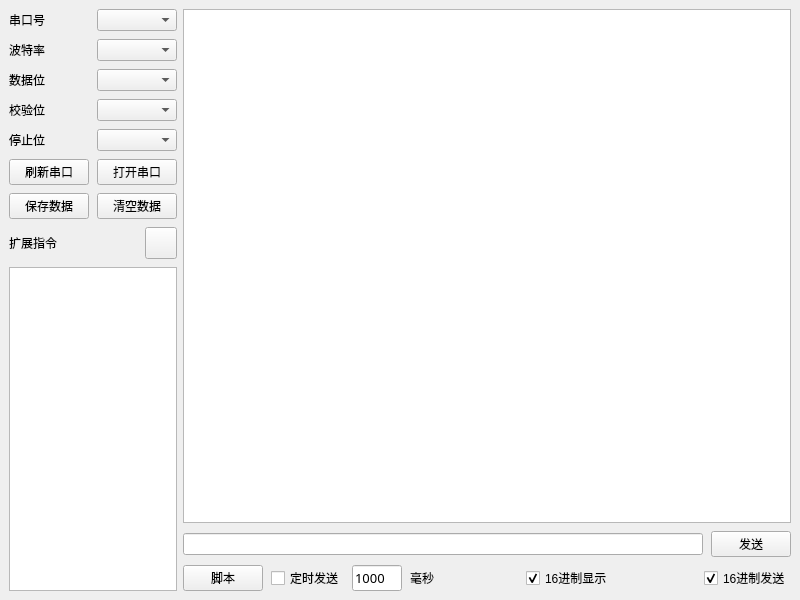
This is MainWindow.ui in AndroidCoderPeng/SerialPortDebugger as Qt 5 draws it before an edit. The edited form follows.
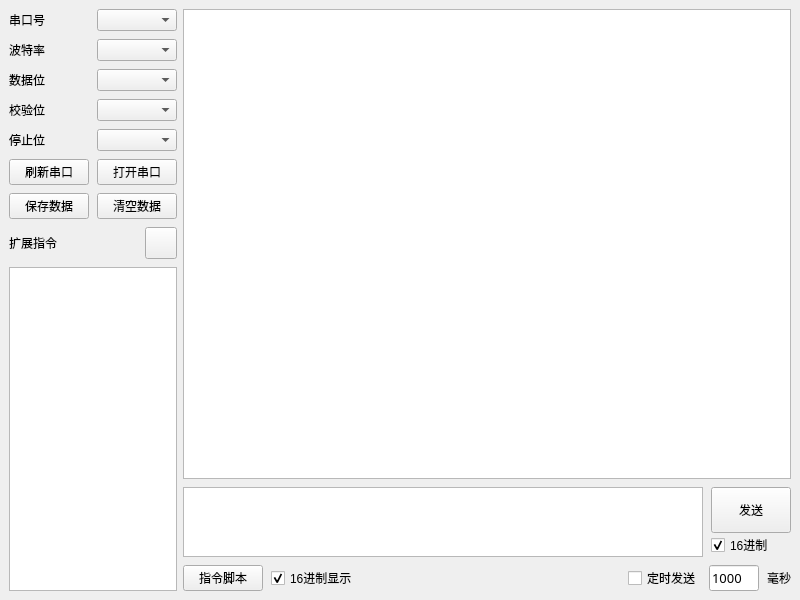
This is the edited form. Icons and pictures are not drawn.

Commit message: feat(MainWindow): 将用户输入框从QLineEdit更改为QTextEdit，更新样式以改善用户体验

Diff of the .ui file:
```diff
--- a/MainWindow.ui
+++ b/MainWindow.ui
@@ -135,7 +135,7 @@
      </layout>
     </item>
     <item>
-     <layout class="QVBoxLayout" name="verticalLayout" stretch="8,1,1">
+     <layout class="QVBoxLayout" name="verticalLayout" stretch="8,1,0">
       <property name="spacing">
        <number>8</number>
       </property>
@@ -152,18 +152,41 @@
          <number>8</number>
         </property>
         <item>
-         <widget class="QLineEdit" name="userInputView">
-          <property name="clearButtonEnabled">
+         <widget class="QTextEdit" name="userInputView">
+          <property name="clearButtonEnabled" stdset="0">
            <bool>true</bool>
           </property>
          </widget>
         </item>
         <item>
-         <widget class="QPushButton" name="sendDataButton">
-          <property name="text">
-           <string>发送</string>
+         <layout class="QVBoxLayout" name="verticalLayout_2">
+          <property name="spacing">
+           <number>0</number>
           </property>
-         </widget>
+          <item>
+           <widget class="QPushButton" name="sendDataButton">
+            <property name="sizePolicy">
+             <sizepolicy hsizetype="Minimum" vsizetype="Expanding">
+              <horstretch>0</horstretch>
+              <verstretch>0</verstretch>
+             </sizepolicy>
+            </property>
+            <property name="text">
+             <string>发送</string>
+            </property>
+           </widget>
+          </item>
+          <item>
+           <widget class="QCheckBox" name="hexSendCheckBox">
+            <property name="text">
+             <string>16进制</string>
+            </property>
+            <property name="checked">
+             <bool>true</bool>
+            </property>
+           </widget>
+          </item>
+         </layout>
         </item>
        </layout>
       </item>
@@ -175,10 +198,33 @@
         <item>
          <widget class="QPushButton" name="scriptButton">
           <property name="text">
-           <string>脚本</string>
+           <string>指令脚本</string>
           </property>
          </widget>
         </item>
+        <item>
+         <widget class="QCheckBox" name="hexReceiveCheckBox">
+          <property name="text">
+           <string>16进制显示</string>
+          </property>
+          <property name="checked">
+           <bool>true</bool>
+          </property>
+         </widget>
+        </item>
+        <item>
+         <spacer name="horizontalSpacer">
+          <property name="orientation">
+           <enum>Qt::Horizontal</enum>
+          </property>
+          <property name="sizeHint" stdset="0">
+           <size>
+            <width>40</width>
+            <height>20</height>
+           </size>
+          </property>
+         </spacer>
+        </item>
         <item>
          <widget class="QCheckBox" name="timeCheckBox">
           <property name="text">
@@ -226,52 +272,6 @@
           </property>
          </widget>
         </item>
-        <item>
-         <spacer name="horizontalSpacer">
-          <property name="orientation">
-           <enum>Qt::Horizontal</enum>
-          </property>
-          <property name="sizeHint" stdset="0">
-           <size>
-            <width>40</width>
-            <height>20</height>
-           </size>
-          </property>
-         </spacer>
-        </item>
-        <item>
-         <widget class="QCheckBox" name="hexReceiveCheckBox">
-          <property name="text">
-           <string>16进制显示</string>
-          </property>
-          <property name="checked">
-           <bool>true</bool>
-          </property>
-         </widget>
-        </item>
-        <item>
-         <spacer name="horizontalSpacer_2">
-          <property name="orientation">
-           <enum>Qt::Horizontal</enum>
-          </property>
-          <property name="sizeHint" stdset="0">
-           <size>
-            <width>40</width>
-            <height>20</height>
-           </size>
-          </property>
-         </spacer>
-        </item>
-        <item>
-         <widget class="QCheckBox" name="hexSendCheckBox">
-          <property name="text">
-           <string>16进制发送</string>
-          </property>
-          <property name="checked">
-           <bool>true</bool>
-          </property>
-         </widget>
-        </item>
        </layout>
       </item>
      </layout>
```
The commit also changes 2 other files.
